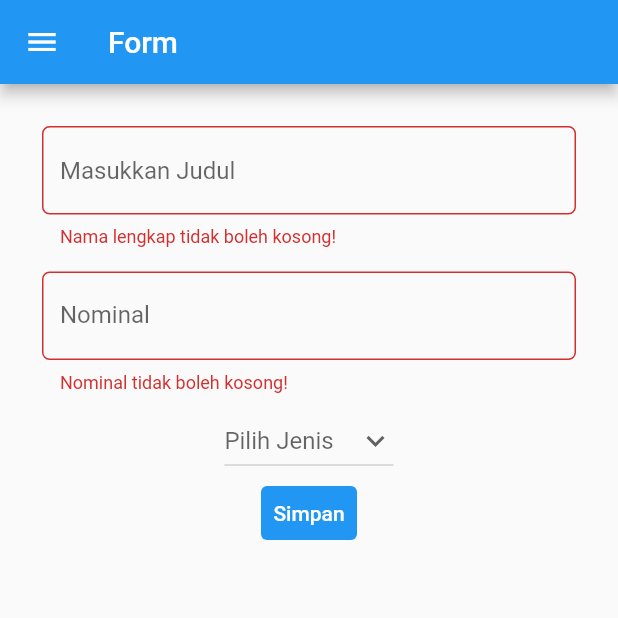
After one commit to rafiadiwibowo/TugasPBPFlutter, a Flutter app: the MyFormPage screen opened directly, after a tap on "Simpan", on a phone screen of 412 x 824 dp, the top half of it. The commit adds this screen. Run offline on Flutter 3.47's test engine with Material 2 defaults, Android fonts, the phone set to English and light mode, and no system bars.

Commit message:
Submit tugas 8

```diff
--- /dev/null
+++ b/lib/form.dart
@@ -0,0 +1,209 @@
+import 'package:counter_7/main.dart';
+import 'package:flutter/material.dart';
+import 'package:counter_7/data.dart';
+
+List<Data> listData = [];
+
+class MyFormPage extends StatefulWidget {
+    const MyFormPage({super.key});
+
+    @override
+    State<MyFormPage> createState() => _MyFormPageState();
+}
+
+class _MyFormPageState extends State<MyFormPage> {
+    final _formKey = GlobalKey<FormState>();
+    String? _judullengkap;
+    String? _nominallengkap;
+    String? _pilihan;
+    List<String> list_pilihan = ['Pengeluaran', 'Pemasukan'];
+
+    @override
+    Widget build(BuildContext context) {
+        return Scaffold(
+            appBar: AppBar(
+                title: Text('Form'),
+            ),
+            drawer: Drawer(
+            child: Column(
+            children: [
+                // Menambahkan clickable menu
+                ListTile(
+                title: const Text('Counter'),
+                onTap: () {
+                    // Route menu ke halaman utama
+                    Navigator.pushReplacement(
+                        context,
+                        MaterialPageRoute(builder: (context) => const MyHomePage()),
+                    );
+                    },
+                ),
+                ListTile(
+                title: const Text('Tambah Budget'),
+                onTap: () {
+                    // Route menu ke halaman form
+                    Navigator.pushReplacement(
+                    context,
+                    MaterialPageRoute(builder: (context) => const MyFormPage()),
+                    );
+                },
+                ),
+                ListTile(
+                title: const Text('Data Budget'),
+                onTap: () {
+                    // Route menu ke halaman form
+                    Navigator.pushReplacement(
+                    context,
+                    MaterialPageRoute(builder: (context) => const MyDataPage()),
+                    );
+                },
+                ),
+            ],
+            ),
+        ),
+            body: Form(
+                key: _formKey,
+                child: SingleChildScrollView(
+                    child: Container(
+                        padding: const EdgeInsets.all(20.0),
+                        child: Column(
+                            children: [
+                            Padding(
+                                // Menggunakan padding sebesar 8 pixels
+                                padding: const EdgeInsets.all(8.0),
+                                child: TextFormField(
+                                    decoration: InputDecoration(
+                                        hintText: "Masukkan Judul",
+                                        // Menambahkan circular border agar lebih rapi
+                                        border: OutlineInputBorder(
+                                            borderRadius: BorderRadius.circular(5.0),
+                                        ),
+                                    ),
+                                    // Menambahkan behavior saat nama diketik
+                                    onChanged: (String? value) {
+                                        setState(() {
+                                            _judullengkap = value!;
+                                        });
+                                    },
+                                    // Menambahkan behavior saat data disimpan
+                                    onSaved: (String? value) {
+                                        setState(() {
+                                            _judullengkap = value!;
+                                        });
+                                    },
+                                    // Validator sebagai validasi form
+                                    validator: (String? value) {
+                                        if (value == null || value.isEmpty) {
+                                            return 'Nama lengkap tidak boleh kosong!';
+                                        }
+                                        return null;
+                                    },
+                                ),
+                            ),
+                            Padding(
+                                // Menggunakan padding sebesar 8 pixels
+                                padding: const EdgeInsets.all(8.0),
+                                child: TextFormField(
+                                    decoration: InputDecoration(
+                                        labelText: "Nominal",
+                                        // Menambahkan circular border agar lebih rapi
+                                        border: OutlineInputBorder(
+                                            borderRadius: BorderRadius.circular(5.0),
+                                        ),
+                                    ),
+                                    // Menambahkan behavior saat nama diketik
+                                    onChanged: (String? value) {
+                                        setState(() {
+                                            _nominallengkap = value!;
+                                        });
+                                    },
+                                    // Menambahkan behavior saat data disimpan
+                                    onSaved: (String? value) {
+                                        setState(() {
+                                            _nominallengkap = value!;
+                                        });
+                                    },
+                                    // Validator sebagai validasi form
+                                    validator: (String? value) {
+                                        if (value == null || value.isEmpty) {
+                                            return 'Nominal tidak boleh kosong!';
+                                        }
+                                        return null;
+                                    },
+                                ),
+                            ),
+                            DropdownButton(
+                                value: _pilihan,
+                                hint: const Text("Pilih Jenis"),
+                                icon: const Icon(Icons.keyboard_arrow_down),
+                                items: list_pilihan.map((String items) {
+                                    return DropdownMenuItem(
+                                        value: items,
+                                        child: Text(items),
+                                    );
+                                }).toList(),
+                                onChanged: (String? newValue) {
+                                    setState(() {
+                                        _pilihan = newValue!;
+                                    });
+                                },
+                            ),
+                            TextButton(
+                                child: const Text(
+                                    "Simpan",
+                                    style: TextStyle(color: Colors.white),
+                                ),
+                                style: ButtonStyle(
+                                    backgroundColor: MaterialStateProperty.all(Colors.blue),
+                                ),
+                                onPressed: () {
+                                    if (_formKey.currentState!.validate()) {
+                                        if (_pilihan == "Pemasukan") {
+                                            Data data = Data(_pilihan.toString(), _nominallengkap.toString(), _judullengkap.toString());
+                                            listData.add(data);
+                                        } else if (_pilihan == "Pengeluaran") {
+                                            Data data = Data(_pilihan.toString(), _nominallengkap.toString(), _judullengkap.toString());
+                                            listData.add(data);
+                                        } else {
+                                            showDialog(
+                                                context: context,
+                                                builder: (context) {
+                                                return Dialog(
+                                                    shape: RoundedRectangleBorder(
+                                                    borderRadius: BorderRadius.circular(10),
+                                                    ),
+                                                    elevation: 15,
+                                                    child: Container(
+                                                    child: ListView(
+                                                        padding: const EdgeInsets.only(top: 20, bottom: 20),
+                                                        shrinkWrap: true,
+                                                        children: <Widget>[
+                                                        Center(child: const Text('Jenis Kegiatan Belum Dipilih' + '\n',
+                                                            style: TextStyle(
+                                                            fontWeight: FontWeight.bold,
+                                                            fontSize: 20))),
+                                                        // TODO: Munculkan informasi yang didapat dari form
+                                                        TextButton(
+                                                            onPressed: () {
+                                                            Navigator.pop(context);
+                                                            },
+                                                            child: Text('Kembali'),
+                                                        ),
+                                                        ],
+                                                    ),
+                                                    ),
+                                                );
+                                                },
+                                            );
+                                        }
+                                    }
+                                },
+                            ),
+                        ],
+                        ),
+                    ),
+                ),
+            ),
+        );
+    }
+}
```
Also changed, not shown: lib/data.dart (added, +104 -0 lines), lib/main.dart (+43 -50 lines).
